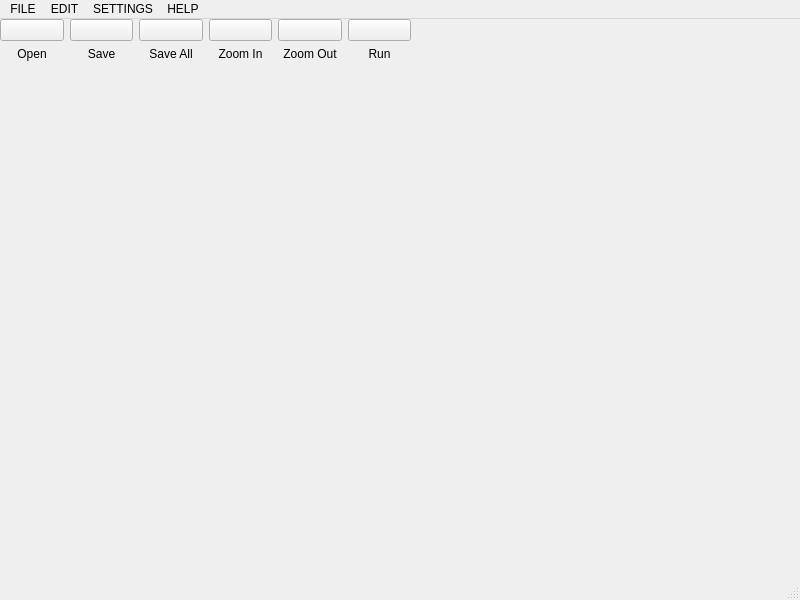
The window that ride-gui/mainwindow.ui (riolet/ride) describes before a commit, drawn with Qt 5.
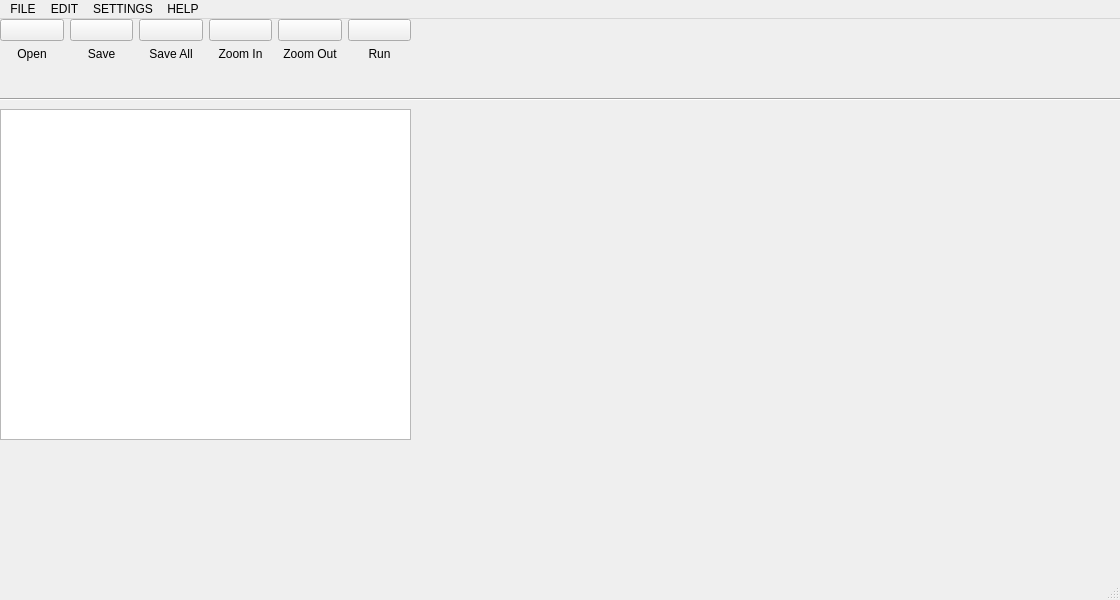
The same window after the commit. Icons and pictures are not drawn.

Commit message: Very basic scintilla has been inserted.

```diff
--- a/ride-gui/mainwindow.ui
+++ b/ride-gui/mainwindow.ui
@@ -6,7 +6,7 @@
    <rect>
     <x>0</x>
     <y>0</y>
-    <width>800</width>
+    <width>1120</width>
     <height>600</height>
    </rect>
   </property>
@@ -197,13 +197,68 @@
      </item>
     </layout>
    </widget>
+   <widget class="QTreeView" name="tree_project_directory">
+    <property name="geometry">
+     <rect>
+      <x>0</x>
+      <y>90</y>
+      <width>411</width>
+      <height>331</height>
+     </rect>
+    </property>
+    <property name="sizePolicy">
+     <sizepolicy hsizetype="Expanding" vsizetype="Fixed">
+      <horstretch>0</horstretch>
+      <verstretch>0</verstretch>
+     </sizepolicy>
+    </property>
+    <property name="font">
+     <font>
+      <family>Ubuntu Condensed</family>
+      <pointsize>12</pointsize>
+     </font>
+    </property>
+    <property name="horizontalScrollMode">
+     <enum>QAbstractItemView::ScrollPerPixel</enum>
+    </property>
+   </widget>
+   <widget class="Line" name="line_menu_seperator">
+    <property name="geometry">
+     <rect>
+      <x>0</x>
+      <y>70</y>
+      <width>1121</width>
+      <height>20</height>
+     </rect>
+    </property>
+    <property name="sizePolicy">
+     <sizepolicy hsizetype="Expanding" vsizetype="Fixed">
+      <horstretch>0</horstretch>
+      <verstretch>0</verstretch>
+     </sizepolicy>
+    </property>
+    <property name="orientation">
+     <enum>Qt::Horizontal</enum>
+    </property>
+   </widget>
+   <widget class="QWidget" name="horizontalLayoutWidget">
+    <property name="geometry">
+     <rect>
+      <x>420</x>
+      <y>90</y>
+      <width>691</width>
+      <height>331</height>
+     </rect>
+    </property>
+    <layout class="QHBoxLayout" name="horizontalLayout_scintilla"/>
+   </widget>
   </widget>
   <widget class="QMenuBar" name="menubar">
    <property name="geometry">
     <rect>
      <x>0</x>
      <y>0</y>
-     <width>800</width>
+     <width>1120</width>
      <height>25</height>
     </rect>
    </property>
```
Left out of the diff: 30 changed lines with no effect on the pictures. The commit also changes 2 other files.
